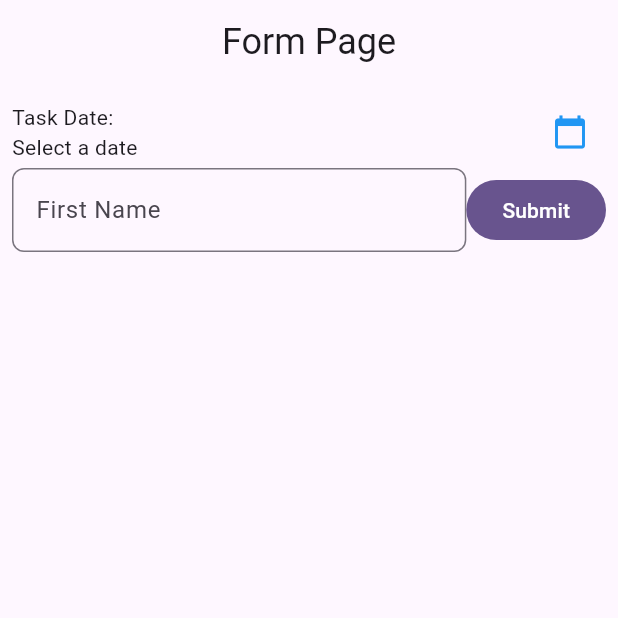
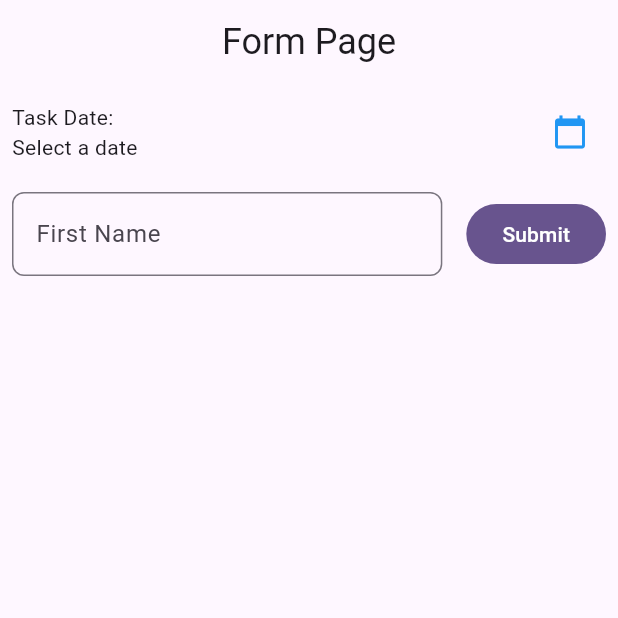
Before and after one commit to hi-lufz1/TodoApp_0181, a Flutter app: the screen it shows after launch, on a phone screen of 412 x 824 dp, the top half of it. Run offline on Flutter 3.47's test engine with Material 3 defaults, Android fonts, the phone set to English and light mode, and no system bars.

Commit message:
menambahkan spacing

```diff
--- a/lib/todo_page.dart
+++ b/lib/todo_page.dart
@@ -22,6 +22,7 @@ class _TodoPageState extends State<TodoPage> {
         child: Padding(
           padding: const EdgeInsets.all(8.0),
           child: Column(
+            spacing: 16,
             children: [
               Row( mainAxisAlignment: MainAxisAlignment.spaceBetween,
                 children: [
@@ -33,7 +34,9 @@ class _TodoPageState extends State<TodoPage> {
                 ],
               ),
               Form(
-                child: Row( children: [
+                child: Row(
+                  spacing: 16,
+                  children: [
               Expanded(
                   child: TextFormField(
                     controller: _nameController,
```
